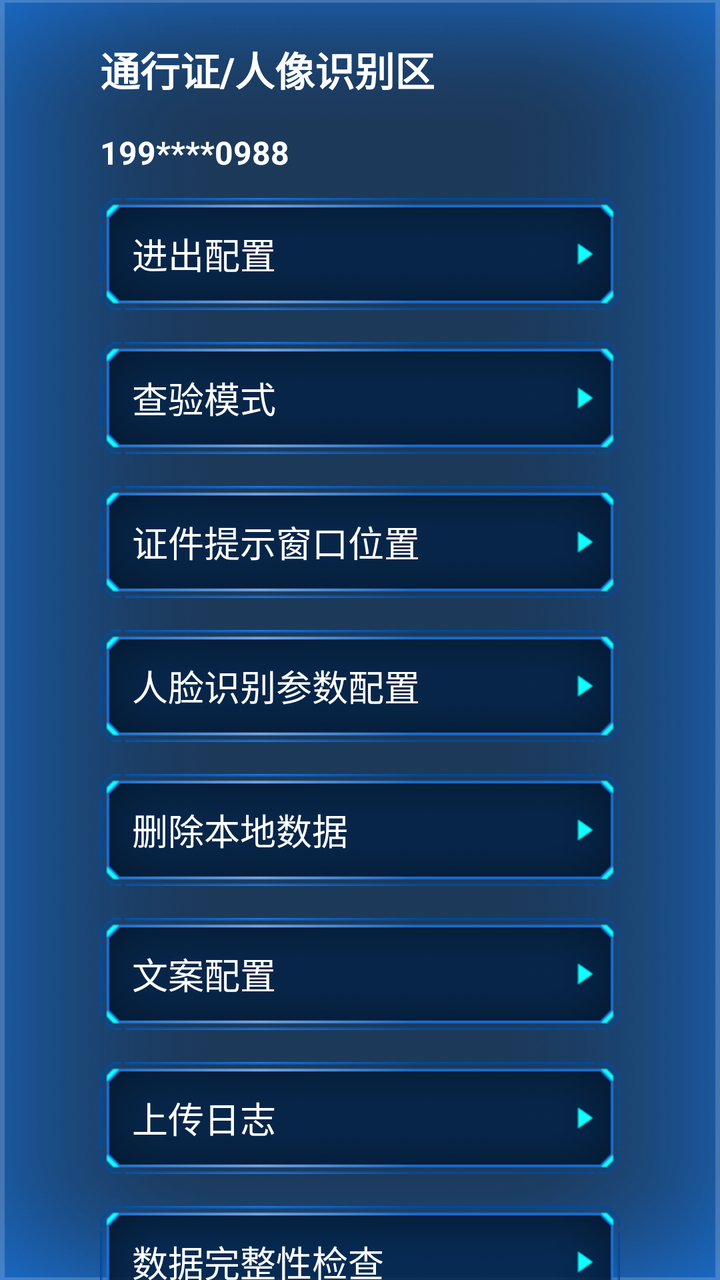
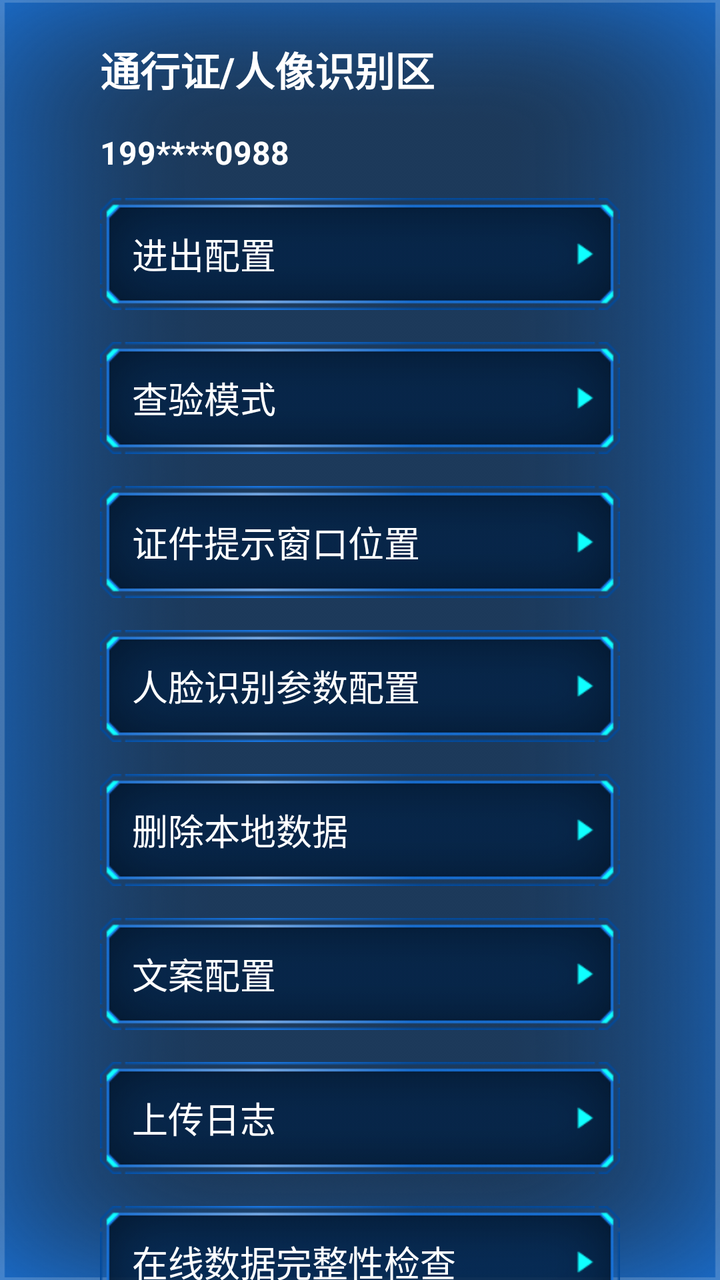

Before-and-after screenshots of an Android layout around one commit, followed by the original layout XML and the change that was made.
<!-- AndroidManifest.xml: application theme AppTheme -->
<!-- res/layout/dialog_draw.xml -->
<?xml version="1.0" encoding="utf-8"?>
<LinearLayout xmlns:android="http://schemas.android.com/apk/res/android"
    android:layout_width="400dp"
    android:layout_height="match_parent"
    android:background="@mipmap/draw_bg"
    android:gravity="center_horizontal"
    android:orientation="vertical">

    <TextView
        android:layout_width="260dp"
        android:layout_height="wrap_content"
        android:layout_marginTop="20dp"
        android:text="通行证/人像识别区"
        android:textColor="@color/white"
        android:textSize="20sp"
        android:textStyle="bold" />

    <TextView
        android:id="@+id/tvPhone"
        android:layout_width="260dp"
        android:layout_height="wrap_content"
        android:layout_marginTop="16dp"
        android:text="199****0988"
        android:textColor="@color/white"
        android:textSize="16sp"
        android:textStyle="bold" />

    <TextView
        android:id="@+id/tvInOut"
        android:layout_width="260dp"
        android:layout_height="56dp"
        android:layout_marginTop="12dp"
        android:background="@mipmap/draw_btn_bg"
        android:gravity="center_vertical"
        android:paddingLeft="16dp"
        android:text="进出配置"
        android:textColor="@color/white"
        android:textSize="18sp" />

    <TextView
        android:id="@+id/tvChayan"
        android:layout_width="260dp"
        android:layout_height="56dp"
        android:layout_marginTop="16dp"
        android:background="@mipmap/draw_btn_bg"
        android:gravity="center_vertical"
        android:paddingLeft="16dp"
        android:text="查验模式"
        android:textColor="@color/white"
        android:textSize="18sp" />

    <TextView
        android:id="@+id/tvTipsLoc"
        android:layout_width="260dp"
        android:layout_height="56dp"
        android:layout_marginTop="16dp"
        android:background="@mipmap/draw_btn_bg"
        android:gravity="center_vertical"
        android:paddingLeft="16dp"
        android:text="证件提示窗口位置"
        android:textColor="@color/white"
        android:textSize="18sp" />

    <TextView
        android:id="@+id/tvCanshu"
        android:layout_width="260dp"
        android:layout_height="56dp"
        android:layout_marginTop="16dp"
        android:background="@mipmap/draw_btn_bg"
        android:gravity="center_vertical"
        android:paddingLeft="16dp"
        android:text="人脸识别参数配置"
        android:textColor="@color/white"
        android:textSize="18sp" />

    <TextView
        android:id="@+id/tvDelete"
        android:layout_width="260dp"
        android:layout_height="56dp"
        android:layout_marginTop="16dp"
        android:background="@mipmap/draw_btn_bg"
        android:gravity="center_vertical"
        android:paddingLeft="16dp"
        android:text="删除本地数据"
        android:textColor="@color/white"
        android:textSize="18sp" />

    <TextView
        android:id="@+id/tvWenan"
        android:layout_width="260dp"
        android:layout_height="56dp"
        android:layout_marginTop="16dp"
        android:background="@mipmap/draw_btn_bg"
        android:gravity="center_vertical"
        android:paddingLeft="16dp"
        android:text="文案配置"
        android:textColor="@color/white"
        android:textSize="18sp" />

    <TextView
        android:id="@+id/tvUploadLog"
        android:layout_width="260dp"
        android:layout_height="56dp"
        android:layout_marginTop="16dp"
        android:background="@mipmap/draw_btn_bg"
        android:gravity="center_vertical"
        android:paddingLeft="16dp"
        android:text="上传日志"
        android:textColor="@color/white"
        android:textSize="18sp"
        android:visibility="visible" />

    <TextView
        android:id="@+id/tvRemedial"
        android:layout_width="260dp"
        android:layout_height="56dp"
        android:layout_marginTop="16dp"
        android:background="@mipmap/draw_btn_bg"
        android:gravity="center_vertical"
        android:paddingLeft="16dp"
        android:text="数据完整性检查"
        android:textColor="@color/white"
        android:textSize="18sp"
        android:visibility="visible" />

    <TextView
        android:id="@+id/tvGotoLuancher"
        android:layout_width="260dp"
        android:layout_height="56dp"
        android:layout_marginTop="16dp"
        android:background="@mipmap/draw_btn_bg"
        android:gravity="center_vertical"
        android:paddingLeft="16dp"
        android:text="返回系统桌面"
        android:textColor="@color/white"
        android:textSize="18sp"
        android:visibility="gone" />

    <TextView
        android:id="@+id/tvGotoSetting"
        android:layout_width="260dp"
        android:layout_height="56dp"
        android:layout_marginTop="16dp"
        android:background="@mipmap/draw_btn_bg"
        android:gravity="center_vertical"
        android:paddingLeft="16dp"
        android:text="系统设置"
        android:textColor="@color/white"
        android:textSize="18sp"
        android:visibility="visible" />

    <TextView
        android:id="@+id/tvVersion"
        android:layout_width="260dp"
        android:layout_height="56dp"
        android:layout_marginTop="16dp"
        android:background="@mipmap/draw_btn_bg"
        android:gravity="center_vertical"
        android:paddingLeft="16dp"
        android:text="版本V1.1"
        android:textColor="@color/white"
        android:textSize="18sp" />

    <View
        android:layout_width="match_parent"
        android:layout_height="0dp"
        android:layout_weight="1" />

    <Button
        android:id="@+id/btnExit"
        android:layout_width="260dp"
        android:layout_height="56dp"
        android:layout_marginBottom="50dp"
        android:background="@drawable/btn_bg2"
        android:gravity="center"
        android:minHeight="36dp"
        android:text="注销登录"
        android:textColor="@color/white"
        android:textSize="15sp" />
</LinearLayout>
<!-- resources referenced by this layout -->
<resources>
  <!-- drawable btn_bg2 (drawable) -->
  <shape xmlns:android="http://schemas.android.com/apk/res/android"
      android:shape="rectangle">
      <stroke
          android:width="1dp"
          android:color="#ff1978e5" />
      <solid android:color="#4d1978e5" />
      <corners
          android:bottomLeftRadius="5dp"
          android:bottomRightRadius="5dp"
          android:topLeftRadius="5dp"
          android:topRightRadius="5dp" />
  </shape>
  <!-- mipmap draw_bg: png bitmap (mipmap-hdpi, 406574 bytes) -->
  <!-- mipmap draw_btn_bg: png bitmap (mipmap-hdpi, 13124 bytes) -->
  <style name="AppTheme" parent="Theme.AppCompat.Light.DarkActionBar">
          
          <item name="colorPrimary">@color/colorPrimary</item>
          <item name="colorPrimaryDark">@color/colorPrimaryDark</item>
          <item name="colorAccent">@color/colorAccent</item>
      </style>
  <color name="colorPrimary">#6200EE</color>
  <color name="colorPrimaryDark">#3700B3</color>
  <color name="colorAccent">#DA0303</color>
</resources>

<!-- the commit's change to res/layout/dialog_draw.xml (unified diff, before → after) -->
@@ -111,6 +111,19 @@
         android:visibility="visible" />
 
     <TextView
+        android:id="@+id/tvReInit"
+        android:layout_width="260dp"
+        android:layout_height="56dp"
+        android:layout_marginTop="16dp"
+        android:background="@mipmap/draw_btn_bg"
+        android:gravity="center_vertical"
+        android:paddingLeft="16dp"
+        android:text="在线数据完整性检查"
+        android:textColor="@color/white"
+        android:textSize="18sp"
+        android:visibility="visible" />
+
+    <TextView
         android:id="@+id/tvRemedial"
         android:layout_width="260dp"
         android:layout_height="56dp"
